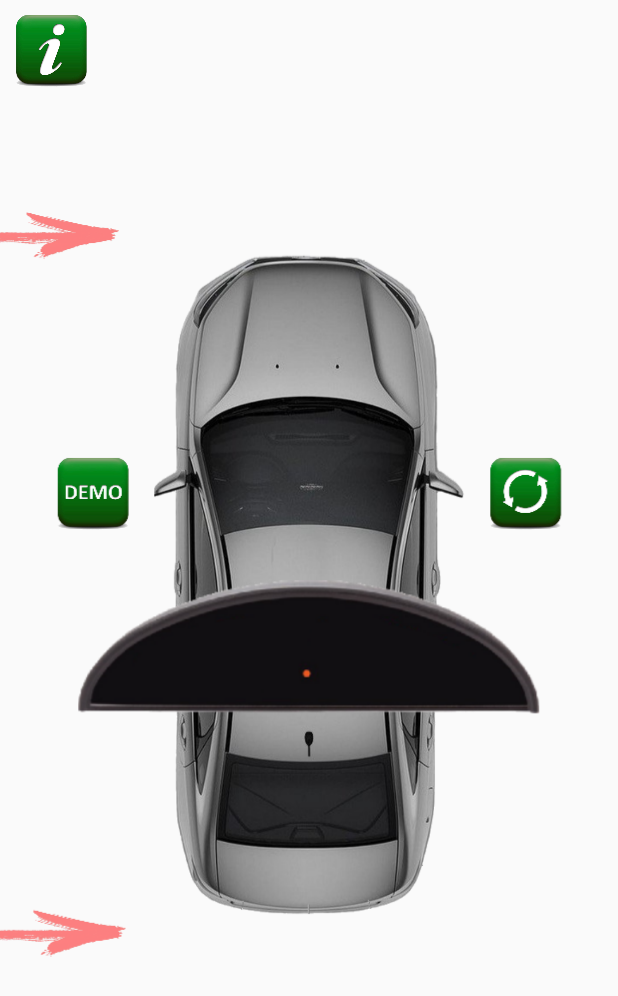
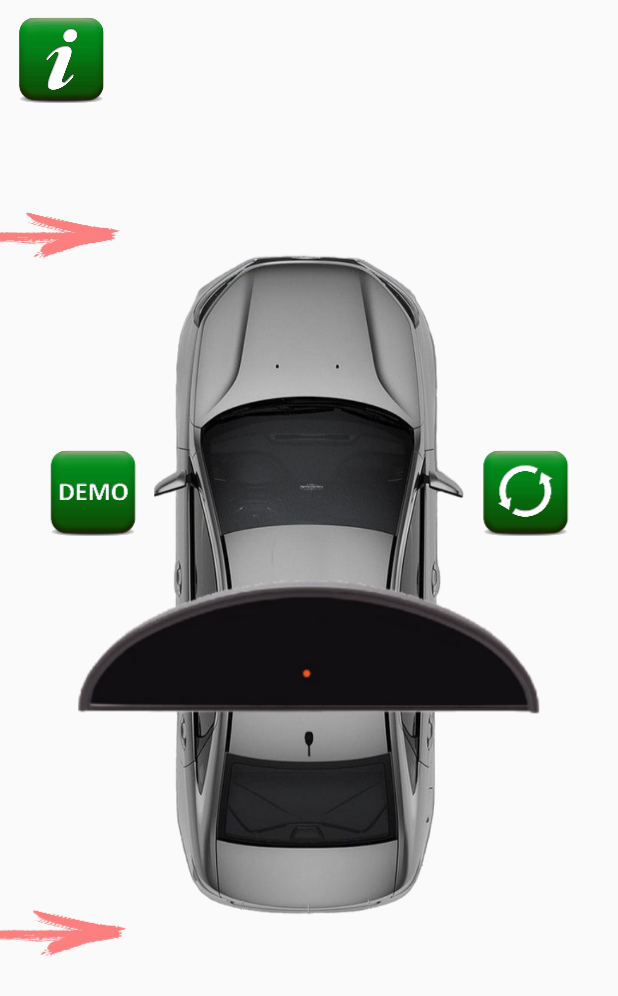
Before and after one commit to vasilyPML30/Parktronic, an Android app: the MainActivity screen opened directly, with no data from a screen before it, on a phone screen of 412 x 824 dp. Shown: the top 996 px of the screen. Run offline under Robolectric (Android 15) with nearby library versions, the light colour scheme and no system bars.

Commit message:
main buttons resized

```diff
--- a/app/src/main/java/com/ifkbhit/parktronic/MainActivity.java
+++ b/app/src/main/java/com/ifkbhit/parktronic/MainActivity.java
@@ -82,9 +82,9 @@ public class MainActivity extends Activity {
 
             /* Кнопки */
 
-            invert = new Button(R.drawable.invert, getResources(), canvas, 0.85, 0.4, 6);
-            demo = new Button(R.drawable.demo, getResources(), canvas, 0.15, 0.4, 6);
-            info = new Button(R.drawable.info, getResources(), canvas, -1, -1, 6);
+            invert = new Button(R.drawable.invert, getResources(), canvas, 0.85, 0.4, 5);
+            demo = new Button(R.drawable.demo, getResources(), canvas, 0.15, 0.4, 5);
+            info = new Button(R.drawable.info, getResources(), canvas, -1, -1, 5);
 
             /* Демо */
 
```
Also changed, not shown: app/src/main/res/drawable/button.png (added).
